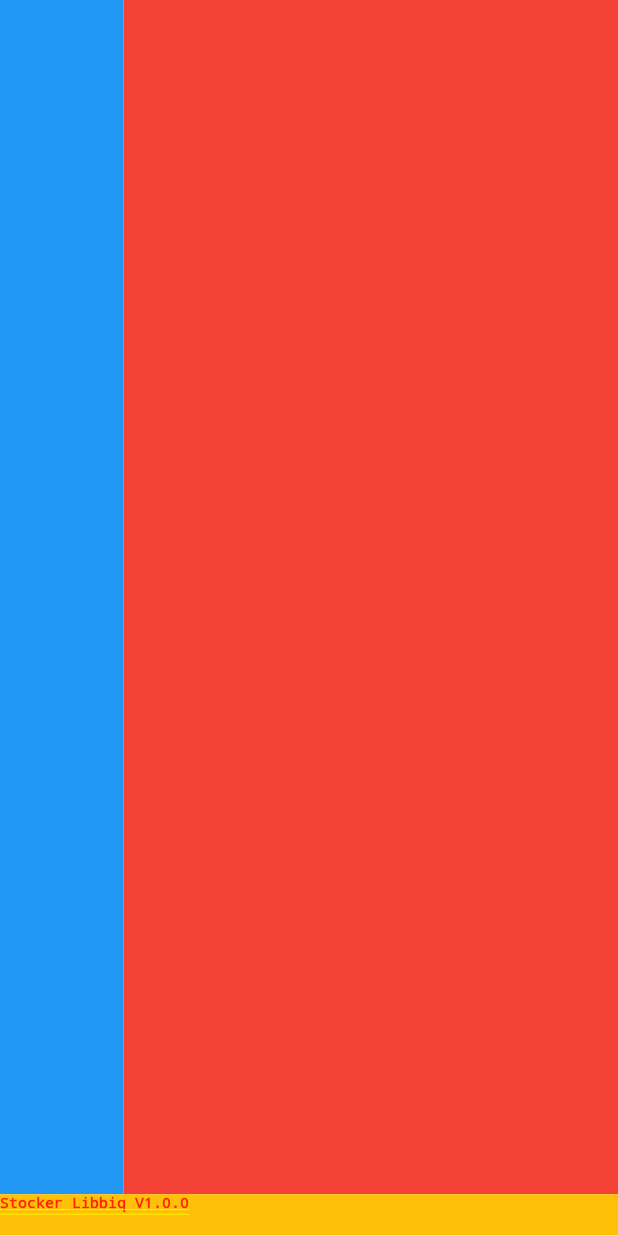
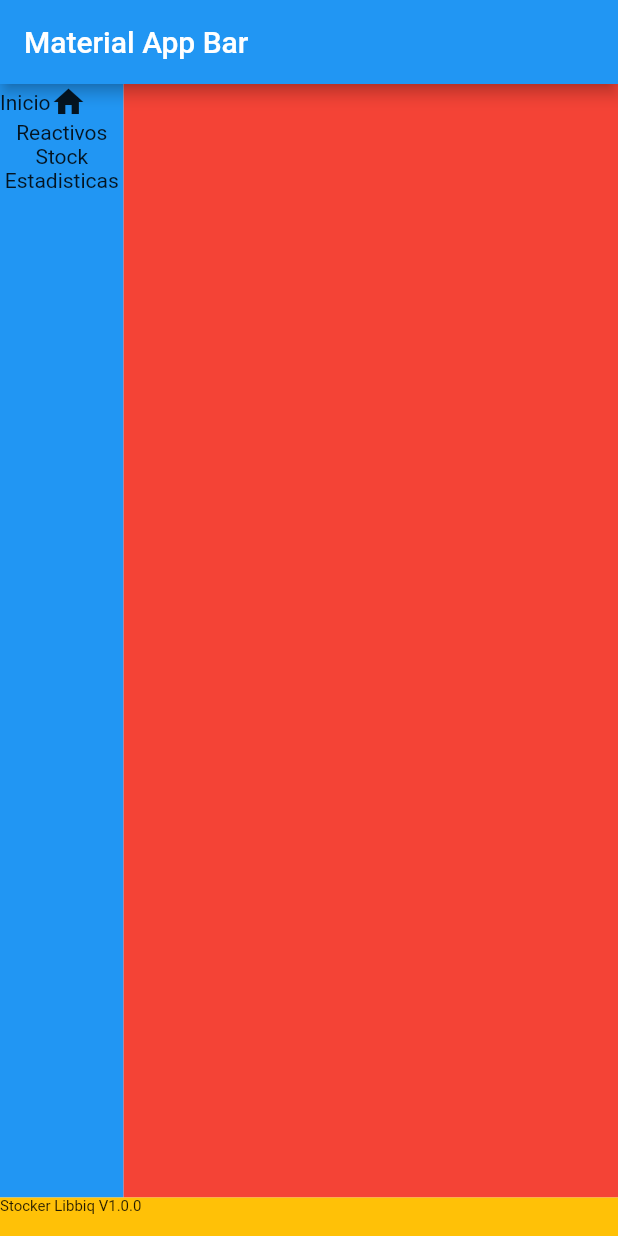
Before and after one commit to Stocker-Libbiq/stocker-libbiq, a Flutter app: the screen it shows after launch, on a phone screen of 412 x 824 dp. Run offline on Flutter 3.47's test engine with Material 2 defaults, Android fonts, the light colour scheme and no system bars.

Commit message:
AppBar Added

```diff
--- a/lib/pages/dashboard.dart
+++ b/lib/pages/dashboard.dart
@@ -5,20 +5,39 @@ class Dashboard extends StatelessWidget {
 
   @override
   Widget build(BuildContext context) {
-    return Column(
+    return MaterialApp(
+      title: 'Material App',
+      home: Scaffold(
+          appBar: AppBar(
+            title: const Text('Material App Bar'),
+          ),
+          body: Column(
             children: [
               Row(
                 children: [
                   Container(
                     color: Colors.blue,
                     width: MediaQuery.of(context).size.width / 5,
-              height: MediaQuery.of(context).size.height / 1.035,
+                    height: MediaQuery.of(context).size.height / 1.11,
+                    child: Column(
+                      children: [
+                        Row(
+                          children: const [
+                            Text('Inicio'),
+                            Icon(Icons.home)
+                          ],
+                        ),
+                        Text('Reactivos'),
+                        Text('Stock'),
+                        Text('Estadisticas'),
+                      ],
+                    ),
                   ),
                   Expanded(
                     child: Container(
                       color: Colors.red,
                       width: MediaQuery.of(context).size.width,
-                height: MediaQuery.of(context).size.height / 1.035,
+                      height: MediaQuery.of(context).size.height / 1.11,
                     ),
                   ),
                 ],
@@ -28,10 +47,10 @@ class Dashboard extends StatelessWidget {
                 width: MediaQuery.of(context).size.width,
                 height: MediaQuery.of(context).size.height / 30,
                 child: const Text('Stocker Libbiq V1.0.0',
-            style: TextStyle(fontSize: 10.0)
-          ),
+                    style: TextStyle(fontSize: 10.0)),
               ),
             ],
+          )),
     );
   }
 }
```
Lines whose indentation alone changed are shown as unchanged.
